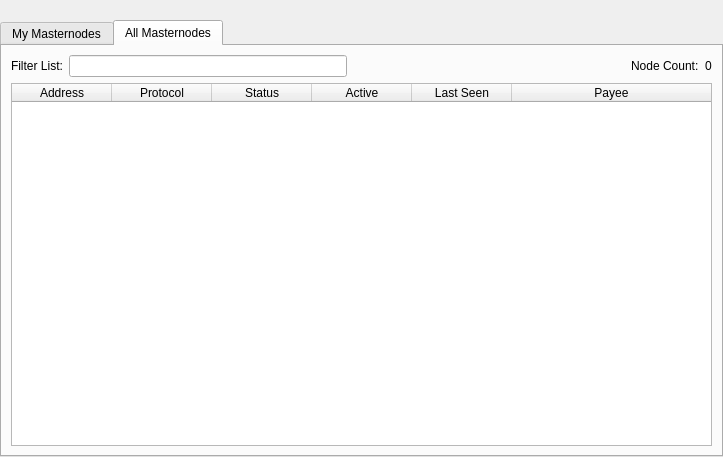
The window that src/qt/forms/masternodelist.ui (stonecoinproject/Stonecoin) describes before a commit, drawn with Qt 5.
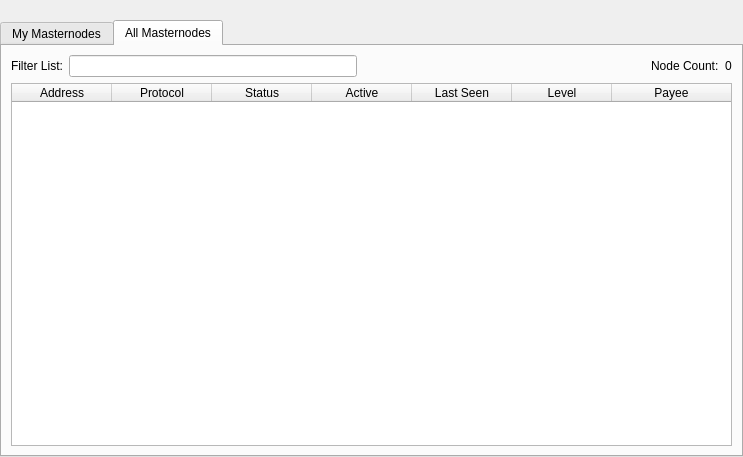
The same window after the commit. The open tabs and pages were chosen to show the change.

```diff
--- a/src/qt/forms/masternodelist.ui
+++ b/src/qt/forms/masternodelist.ui
@@ -6,7 +6,7 @@
    <rect>
     <x>0</x>
     <y>0</y>
-    <width>723</width>
+    <width>743</width>
     <height>457</height>
    </rect>
   </property>
@@ -255,6 +255,11 @@
              <string>Last Seen</string>
             </property>
            </column>
+           <column>
+            <property name="text">
+             <string>Level</string>
+            </property>
+           </column>
            <column>
             <property name="text">
              <string>Payee</string>
```
Left out of the diff: 15 changed lines with no effect on the pictures.
